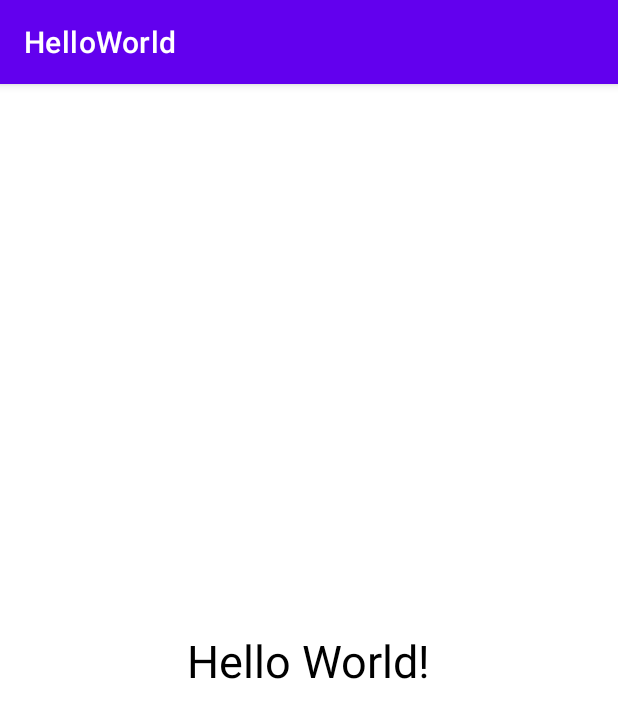
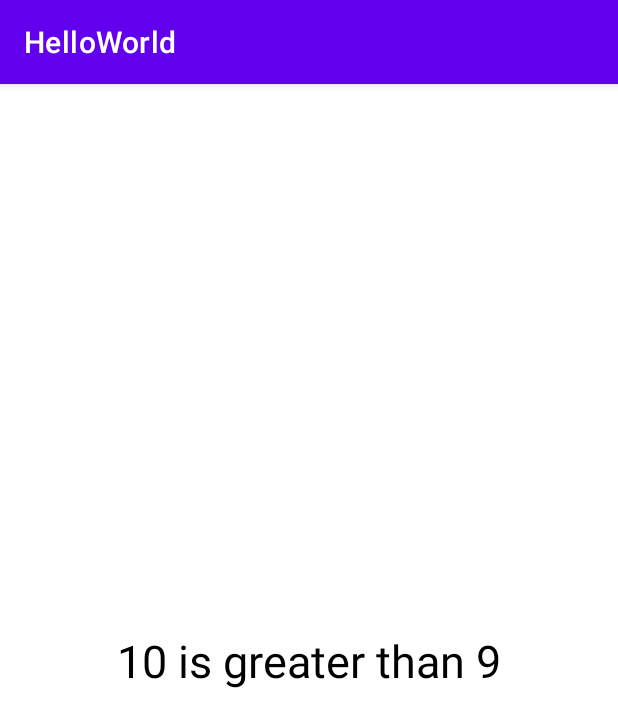
Before and after one commit to ozaenzenzen/latihan-kotlin1, an Android app: the screen it shows after launch (MainActivity), on a phone screen of 412 x 824 dp. Shown: the top 727 px of the screen. Run offline under Robolectric (Android 15) with nearby library versions, the phone set to English and light mode, and no system bars.

Commit message:
if statement 1

```diff
--- a/app/src/main/java/com/example/helloworld/MainActivity.kt
+++ b/app/src/main/java/com/example/helloworld/MainActivity.kt
@@ -14,16 +14,12 @@ class MainActivity : AppCompatActivity() {
         super.onCreate(savedInstanceState)
         setContentView(R.layout.activity_main)
 
-        // while, do-while, for
-        var countUp = 0
-        while (countUp < 20) {
-            countUp++
-            if (countUp > 15) {
-                continue
-            }
-            Log.i("continue", "Continue at $countUp")
-        }
-        Log.i("Output", "Result $countUp")
+        // statement and conditions
+        val textView: TextView = findViewById(R.id.textView)
+
+        val x = 10
+        if(x > 9)
+            textView.setText("10 is greater than 9")
 
     }
 }
```
